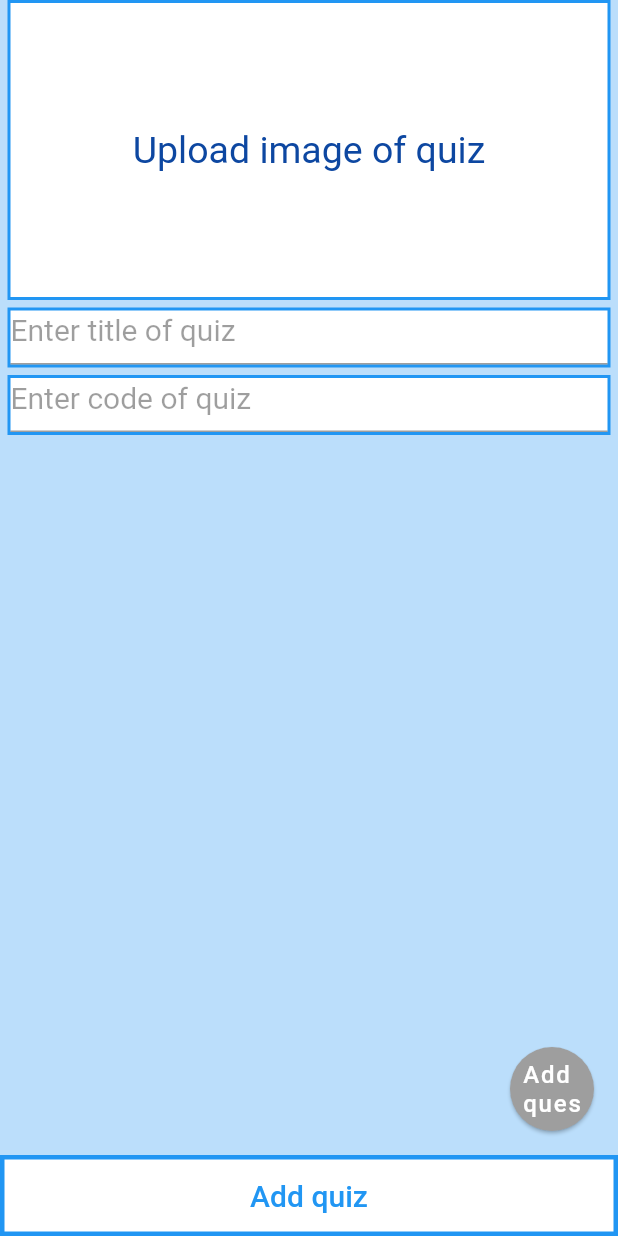
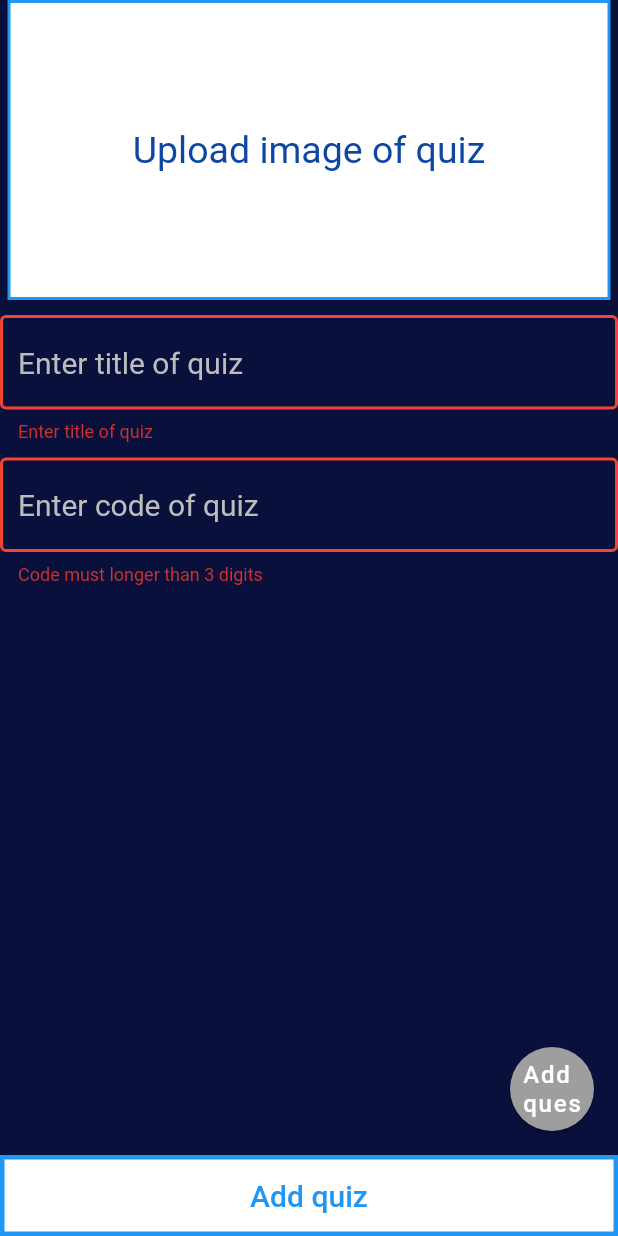
Before and after one commit to Phuc-HuynhTrong/quiz_maker, a Flutter app: the CreateQuizHome screen opened directly, after a tap on "Add quiz", on a phone screen of 412 x 824 dp. Run offline on Flutter 3.47's test engine with Material 2 defaults, Android fonts, the phone set to English and light mode, and no system bars; our stand-ins replace cloud_firestore, firebase_auth, firebase_core, firebase_storage, get, image_picker; accounts and stored records are empty.

Commit message:
fix ui and validator in create quiz

```diff
--- a/lib/screens/PLayQuiz/entercodeandplay.dart
+++ b/lib/screens/PLayQuiz/entercodeandplay.dart
@@ -107,6 +107,7 @@ class _EnterCodeScreenState extends State<EnterCodeScreen> {
                               )
                             : Row(),
                         TextFormField(
+                          cursorColor: Colors.white,
                           style: TextStyle(
                             fontSize: 20,
                             color: Colors.white,
--- a/lib/screens/account/quizsofuser.dart
+++ b/lib/screens/account/quizsofuser.dart
@@ -1,6 +1,5 @@
-import 'dart:io';
+
 import 'dart:typed_data';
-
 import 'package:flutter/cupertino.dart';
 import 'package:flutter/material.dart';
 import 'package:quiz_maker/models/Question.dart';
--- a/lib/screens/account/userinformation.dart
+++ b/lib/screens/account/userinformation.dart
@@ -2,7 +2,7 @@ import 'package:flutter/material.dart';
 import 'package:quiz_maker/services/auth.dart';
 import 'package:quiz_maker/widgets/appbar.dart';
 import 'package:firebase_auth/firebase_auth.dart';
-import 'package:provider/provider.dart';
+
 
 class InformationScreen extends StatelessWidget {
   InformationScreen({Key? key}) : super(key: key);
--- a/lib/screens/createQuiz/createQuizHome.dart
+++ b/lib/screens/createQuiz/createQuizHome.dart
@@ -7,6 +7,7 @@ import 'package:quiz_maker/screens/createQuiz/addquestions.dart';
 import 'package:quiz_maker/services/auth.dart';
 import 'package:quiz_maker/services/database.dart';
 import 'package:quiz_maker/services/storage.dart';
+import 'package:quiz_maker/widgets/auth_error.dart';
 
 class CreateQuizHome extends StatefulWidget {
   const CreateQuizHome({Key? key}) : super(key: key);
@@ -26,7 +27,7 @@ class _CreateQuizHomeState extends State<CreateQuizHome> {
   Storage storage = Storage();
   late String uid = '';
   late DatabaseService databaseService = DatabaseService(uid: uid);
-
+  final _formKey = GlobalKey<FormState>();
   @override
   void initState() {
     // TODO: implement initState
@@ -49,12 +50,37 @@ class _CreateQuizHomeState extends State<CreateQuizHome> {
       print(e);
     }
   }
-
+  addQuiz() async {
+    if(_formKey.currentState!.validate())
+      {
+        if(uploadImage == false)
+          {
+            await showAlertDialog(context,"Please upload image");
+          }
+        else if(listQuestion.length < 1){
+          await showAlertDialog(context,"Please add question");
+        }
+        else
+          {
+            Quiz quiz = Quiz(
+                id: '', code: code, imageURL: imageFile.path, title: title);
+            await databaseService.addQuiz(quiz);
+            storage.uploadImageToFirebase(File(imageFile.path));
+            final q = await databaseService.getQuizByCode(code);
+            for(int i = 0 ;i < listQuestion.length; i++)
+            {
+              databaseService.addQuestion(listQuestion[i], q.id);
+            }
+          }
+      }
+  }
   @override
   Widget build(BuildContext context) {
     return Scaffold(
-      backgroundColor: Colors.blue[100],
-      body: CustomScrollView(
+      backgroundColor: Color(0xff09103b),
+      body: Form(
+        key: _formKey,
+        child: CustomScrollView(
           slivers: <Widget>[
             SliverList(
               delegate: SliverChildBuilderDelegate(
@@ -91,48 +117,78 @@ class _CreateQuizHomeState extends State<CreateQuizHome> {
                         },
                       ),
                       SizedBox(
-                      height: 5,
+                        height: 10,
                       ),
-                    Container(
-                      height: 40,
-                      width: MediaQuery.of(context).size.width - 10,
-                      decoration: BoxDecoration(
-                        color: Colors.white,
-                        border: Border.all(color: Colors.blue, width: 2),
-                      ),
-                      child: TextFormField(
+                      TextFormField(
+                        cursorColor: Colors.white,
                         minLines: 1,
-                        maxLines: 1,
                         decoration: InputDecoration(
                           hintText: 'Enter title of quiz',
-                            hintStyle:
-                                TextStyle(color: Colors.black38, fontSize: 20)),
+                          hintStyle: TextStyle(
+                              fontSize: 20, color: Colors.grey[400]),
+                          border: OutlineInputBorder(
+                            borderSide:
+                            BorderSide(color: Colors.white, width: 2),
+                          ),
+                          errorBorder: OutlineInputBorder(
+                              borderSide:
+                              BorderSide(color: Colors.red, width: 2)),
+                          focusedBorder: OutlineInputBorder(
+                              borderSide:
+                              BorderSide(color: Colors.white, width: 2)),
+                          enabledBorder: OutlineInputBorder(
+                              borderSide:
+                              BorderSide(color: Colors.white, width: 2)),
+                        ),
                         onChanged: (val) {
                           title = val;
                         },
+                        style: TextStyle(
+                          fontSize: 20,
+                          color: Colors.white,
                         ),
+                        validator: (val){
+                          if(title.length > 100) return "Title is so long";
+                          return val!.isEmpty ? 'Enter title of quiz' : null;
+                        },
                       ),
                       SizedBox(
-                      height: 5,
+                        height: 10,
                       ),
-                    Container(
-                      height: 40,
-                      width: MediaQuery.of(context).size.width - 10,
-                      decoration: BoxDecoration(
-                        color: Colors.white,
-                        border: Border.all(color: Colors.blue, width: 2),
-                      ),
-                      child: TextFormField(
+                      TextFormField(
+                        cursorColor: Colors.white,
                         minLines: 1,
                         maxLines: 1,
                         decoration: InputDecoration(
                           hintText: 'Enter code of quiz',
-                            hintStyle:
-                                TextStyle(color: Colors.black38, fontSize: 20)),
+                          hintStyle: TextStyle(
+                              fontSize: 20, color: Colors.grey[400]),
+                          border: OutlineInputBorder(
+                            borderSide:
+                            BorderSide(color: Colors.white, width: 2),
+                          ),
+                          errorBorder: OutlineInputBorder(
+                              borderSide:
+                              BorderSide(color: Colors.red, width: 2)),
+                          focusedBorder: OutlineInputBorder(
+                              borderSide:
+                              BorderSide(color: Colors.white, width: 2)),
+                          enabledBorder: OutlineInputBorder(
+                              borderSide:
+                              BorderSide(color: Colors.white, width: 2)),
+                        ),
                         onChanged: (val) {
                           code = val;
                         },
+                        style: TextStyle(
+                          fontSize: 20,
+                          color: Colors.white,
                         ),
+                        validator: (val){
+                          if(code.length < 4) return "Code must longer than 3 digits";
+                          if(code.length > 8) return "Code must shorter than 9 digits";
+                          return val!.isEmpty?"Enter code" :null;
+                        },
                       ),
                       SizedBox(
                         height: 30,
@@ -148,8 +204,8 @@ class _CreateQuizHomeState extends State<CreateQuizHome> {
               (BuildContext context, int index) {
                 return Container(
                   alignment: Alignment.center,
-                color: Colors.blue[100],
                   child: Column(
+                    mainAxisAlignment:  MainAxisAlignment.start,
                     children: [
                       Row(
                         children: [
@@ -157,11 +213,11 @@ class _CreateQuizHomeState extends State<CreateQuizHome> {
                             onPressed: () {},
                             child: Container(
                                 margin: EdgeInsets.fromLTRB(0, 10, 0, 10),
-                              padding: EdgeInsets.all(1),
+                                padding: EdgeInsets.all(5),
                                 height: 60,
                                 width: MediaQuery.of(context).size.width - 80,
                                 decoration: BoxDecoration(
-                                  color: Colors.blue[700],
+                                    color: Colors.blue[500],
                                     border: Border.all(
                                         color: Colors.white, width: 2)),
                                 child: Text(
@@ -181,7 +237,7 @@ class _CreateQuizHomeState extends State<CreateQuizHome> {
                                   listQuestion.removeAt(index);
                                 });
                               },
-                            icon: Icon(Icons.clear))
+                              icon: Icon(Icons.clear, color: Colors.white,))
                         ],
                       ),
                     ],
@@ -191,6 +247,7 @@ class _CreateQuizHomeState extends State<CreateQuizHome> {
               childCount: listQuestion.length,
             )),
           ],
+        ),
       ),
       floatingActionButton: FloatingActionButton(
         elevation: 1,
@@ -230,17 +287,7 @@ class _CreateQuizHomeState extends State<CreateQuizHome> {
             border: Border.all(color: Colors.blue, width: 3)),
         child: TextButton(
           onPressed: () async {
-            Quiz quiz = Quiz(
-                id: '', code: code, imageURL: imageFile.path, title: title);
-            await databaseService.addQuiz(quiz);
-            storage.uploadImageToFirebase(File(imageFile.path));
-            final q = await databaseService.getQuizByCode(code);
-            print('code ne nha: ' + code);
-            print('q ne nha : ' + q.code.toString());
-            for(int i = 0 ;i < listQuestion.length; i++)
-              {
-                databaseService.addQuestion(listQuestion[i], q.id);
-              }
+            await addQuiz();
           },
           child: Text(
             'Add quiz',
```
Also changed, not shown: lib/screens/createQuiz/createquiz.dart (deleted, +0 -126 lines). Lines whose indentation alone changed are shown as unchanged.
